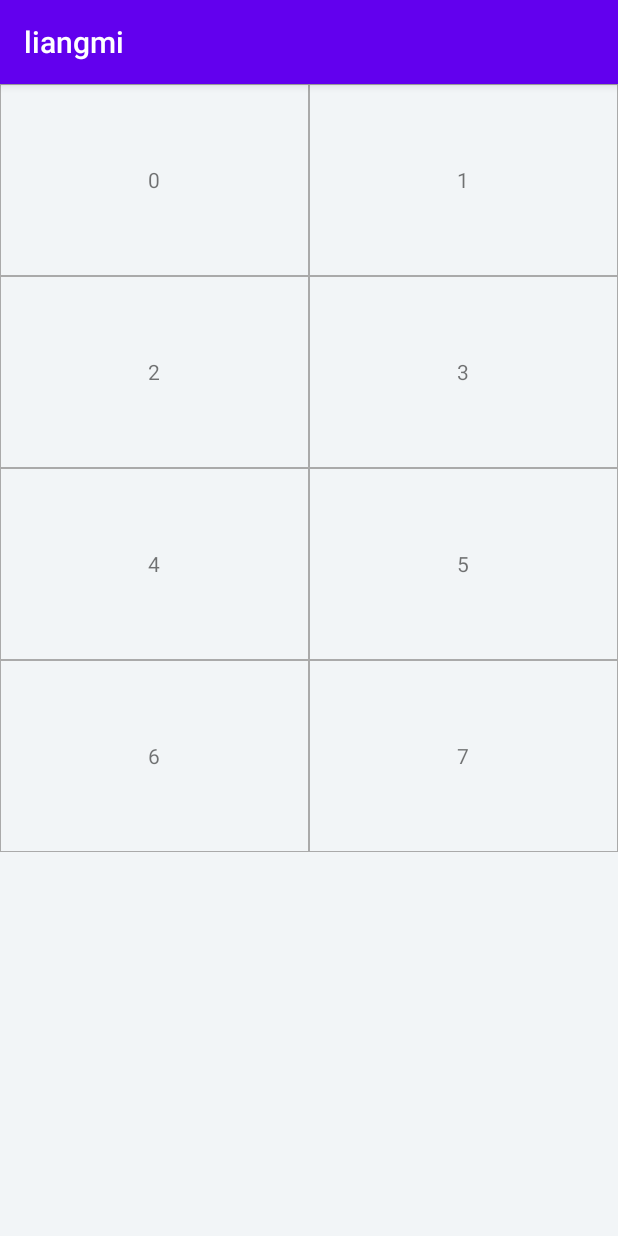
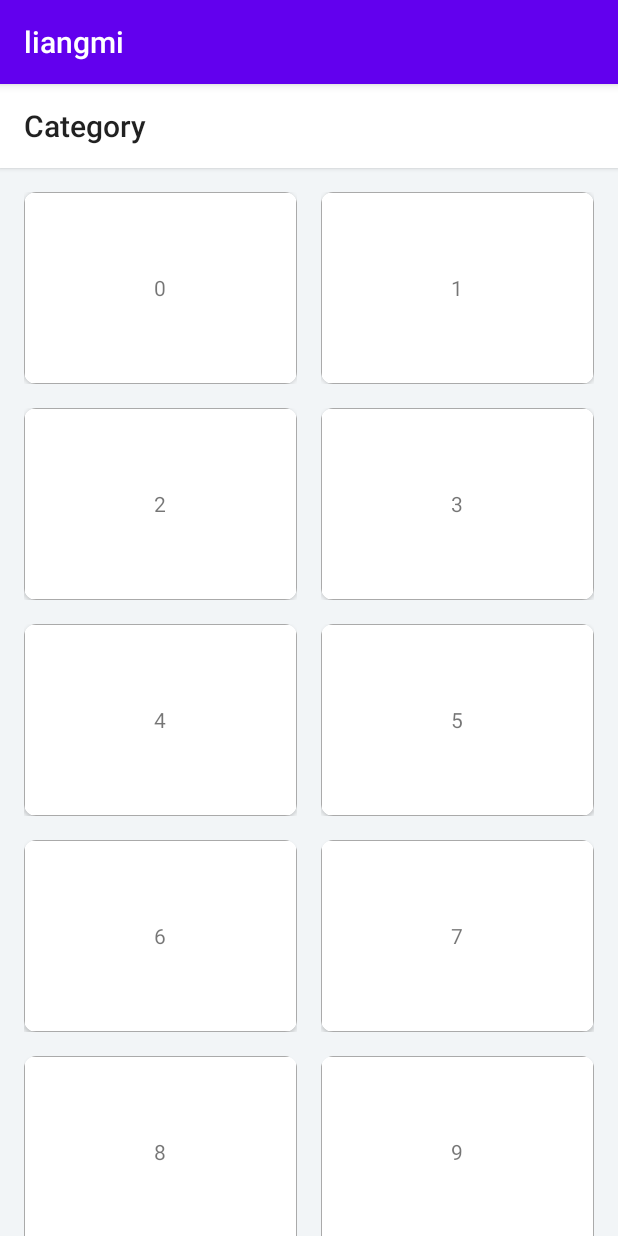
Before and after one commit to sohnyi/liangmi_android, an Android app: the MainActivity screen opened directly, with no data from a screen before it, on a phone screen of 412 x 824 dp. Run offline under Robolectric (Android 15) with nearby library versions, the phone set to English and light mode, and no system bars.

Commit message:
set category margin programmatically

```diff
--- a/app/src/main/java/com/sohnyi/liangmi/MainActivity.kt
+++ b/app/src/main/java/com/sohnyi/liangmi/MainActivity.kt
@@ -1,18 +1,20 @@
 package com.sohnyi.liangmi
 
+import android.os.Bundle
 import androidx.appcompat.app.AppCompatActivity
-import android.os.Bundle
-import android.widget.GridLayout
 import androidx.recyclerview.widget.GridLayoutManager
 import com.sohnyi.liangmi.adapter.CategoryAdapter
 import kotlinx.android.synthetic.main.activity_main.*
 
 class MainActivity : AppCompatActivity() {
 
+    companion object  {
+        private const val TAG = "MainActivity"
+    }
+
     override fun onCreate(savedInstanceState: Bundle?) {
         super.onCreate(savedInstanceState)
         setContentView(R.layout.activity_main)
-
         initView()
     }
 
--- a/app/src/main/java/com/sohnyi/liangmi/adapter/CategoryAdapter.kt
+++ b/app/src/main/java/com/sohnyi/liangmi/adapter/CategoryAdapter.kt
@@ -7,16 +7,16 @@ import androidx.recyclerview.widget.RecyclerView
 import com.sohnyi.liangmi.R
 import com.sohnyi.liangmi.viewholder.CategoryViewHolder
 
-class CategoryAdapter(context: Activity): RecyclerView.Adapter<CategoryViewHolder>() {
+class CategoryAdapter(private val context: Activity): RecyclerView.Adapter<CategoryViewHolder>() {
 
     override fun onCreateViewHolder(parent: ViewGroup, viewType: Int): CategoryViewHolder {
         val itemView = LayoutInflater.from(parent.context).inflate(R.layout.item_password, parent, false)
-        return CategoryViewHolder(itemView)
+        return CategoryViewHolder(context, itemView)
     }
 
     override fun onBindViewHolder(holder: CategoryViewHolder, position: Int) {
         holder.bind(position.toString(), position)
     }
 
-    override fun getItemCount(): Int = 8
+    override fun getItemCount(): Int = 20
 }
--- a/app/src/main/java/com/sohnyi/liangmi/viewholder/CategoryViewHolder.kt
+++ b/app/src/main/java/com/sohnyi/liangmi/viewholder/CategoryViewHolder.kt
@@ -1,10 +1,14 @@
 package com.sohnyi.liangmi.viewholder
 
+import android.content.Context
 import android.view.View
+import android.view.ViewGroup
+import android.widget.FrameLayout
 import androidx.recyclerview.widget.RecyclerView
+import com.sohnyi.liangmi.utils.dp2px
 import kotlinx.android.synthetic.main.item_password.view.*
 
-class CategoryViewHolder(view: View): RecyclerView.ViewHolder(view),
+class CategoryViewHolder(private val context: Context, view: View): RecyclerView.ViewHolder(view),
     View.OnClickListener {
 
     init {
@@ -16,6 +20,16 @@ class CategoryViewHolder(view: View): RecyclerView.ViewHolder(view),
     fun bind(category: String, position: Int) {
         itemView.tv_category.text = category
         itemPosition = position
+        val marginLayoutParams = ViewGroup.MarginLayoutParams(itemView.layoutParams)
+        if (position % 2 == 0) {
+            marginLayoutParams.setMargins(dp2px(context, 16), dp2px(context, 16), dp2px(context, 8), 0)
+        } else{
+            marginLayoutParams.setMargins(dp2px(context, 8), dp2px(context, 16), dp2px(context, 16), 0)
+        }
+
+        val layoutParams = FrameLayout.LayoutParams(marginLayoutParams)
+        itemView.layoutParams = layoutParams
+
     }
 
     override fun onClick(v: View?) {
--- a/app/src/main/res/layout/activity_main.xml
+++ b/app/src/main/res/layout/activity_main.xml
@@ -3,14 +3,26 @@
     xmlns:tools="http://schemas.android.com/tools"
     android:layout_width="match_parent"
     android:layout_height="match_parent"
+    xmlns:app="http://schemas.android.com/apk/res-auto"
     android:background="@color/bgGray"
     tools:context=".MainActivity">
+
+    <androidx.appcompat.widget.Toolbar
+        android:id="@+id/toolbar"
+        android:layout_width="match_parent"
+        android:layout_height="?actionBarSize"
+        app:layout_constraintTop_toTopOf="parent"
+        android:background="@color/white"
+        android:elevation="2dp"
+        app:title="Category"/>
 
 
     <androidx.recyclerview.widget.RecyclerView
         android:id="@+id/recycler_view"
+        app:layout_constraintTop_toBottomOf="@id/toolbar"
+        app:layout_constraintBottom_toBottomOf="parent"
         android:layout_width="match_parent"
-        android:layout_height="match_parent" />
+        android:layout_height="0dp" />
 
 
 </androidx.constraintlayout.widget.ConstraintLayout>
--- a/app/src/main/res/layout/item_password.xml
+++ b/app/src/main/res/layout/item_password.xml
@@ -5,12 +5,23 @@
     android:layout_width="match_parent"
     android:layout_height="wrap_content">
 
+
+    <androidx.cardview.widget.CardView
+        android:layout_width="match_parent"
+        android:layout_height="128dp"
+        app:cardCornerRadius="@dimen/card_view_radius"
+        app:cardBackgroundColor="@color/white"
+        android:elevation="@dimen/cardview_default_elevation">
+
         <TextView
             android:id="@+id/tv_category"
             android:layout_width="match_parent"
-            android:layout_height="128dp"
+            android:layout_height="match_parent"
             android:gravity="center"
             android:background="@drawable/bg_rectangle"
             android:text="财务" />
 
+    </androidx.cardview.widget.CardView>
+
+
 </FrameLayout>
```
